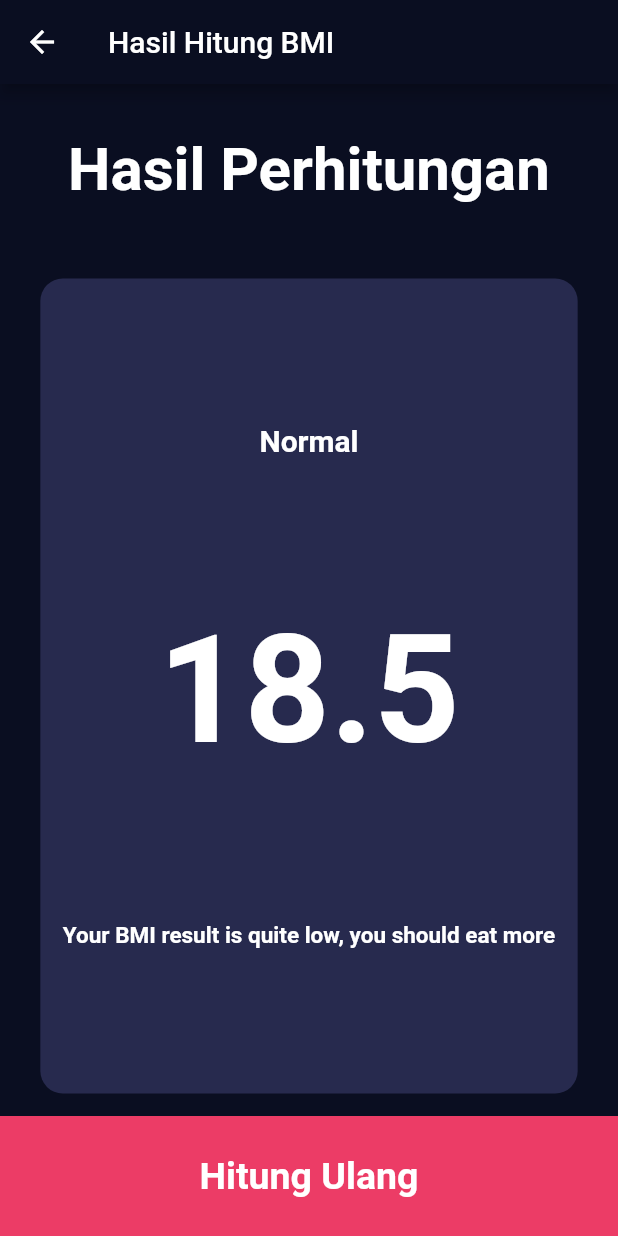
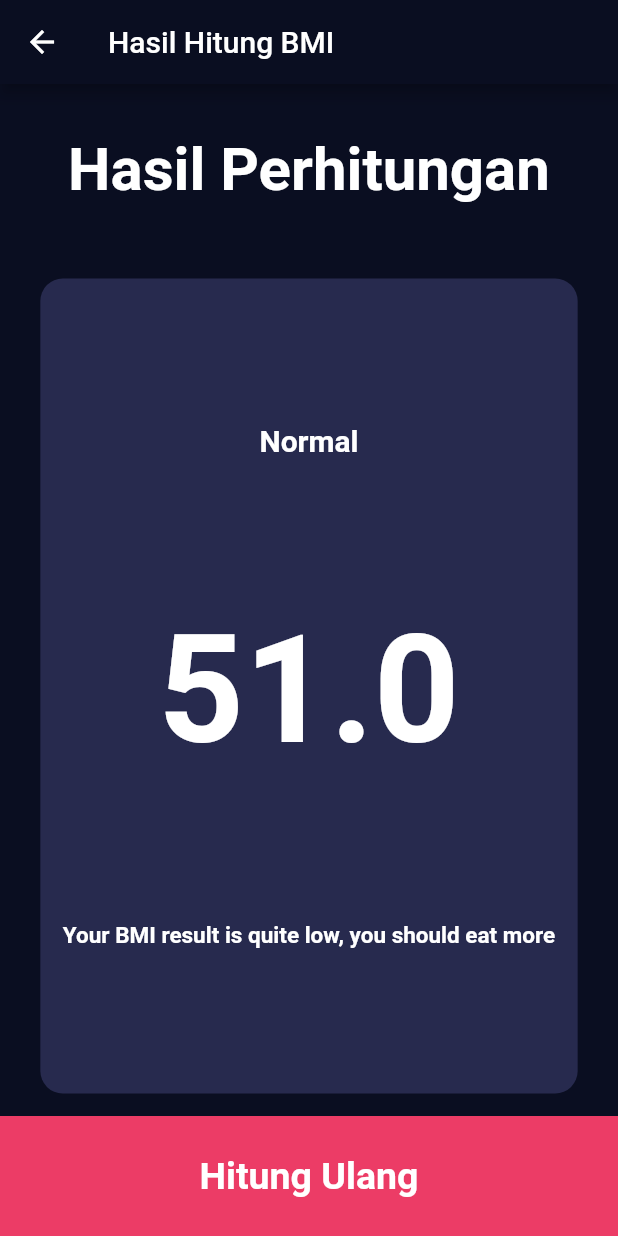
Before and after one commit to hadziqmtqn/bmi, a Flutter app: the screen it shows after launch, after a tap on "Hitung BMI", on a phone screen of 412 x 824 dp. Run offline on Flutter 3.47's test engine with Material 2 defaults, Android fonts, the phone set to English and light mode, and no system bars.

Commit message:
solusi perhitungan bmi & passing data ke hal. lain

```diff
--- a/lib/views/bmi_data_screen.dart
+++ b/lib/views/bmi_data_screen.dart
@@ -1,3 +1,5 @@
+import 'dart:math';
+
 import 'package:bmi/constants/constant.dart';
 import 'package:bmi/views/bmi_result_screen.dart';
 import 'package:flutter/material.dart';
@@ -13,6 +15,14 @@ class _BmiDataScreenState extends State<BmiDataScreen> {
   int height = 100;
   int weight = 50;
   int age = 20;
+
+  double calculateBmi() {
+    double heightInMeter = height / 100;
+    // final h = pow(height, 2);
+    final h = (heightInMeter * heightInMeter);
+    final bmi = weight / h;
+    return bmi;
+  }
 
   @override
   Widget build(BuildContext context) {
@@ -206,9 +216,12 @@ class _BmiDataScreenState extends State<BmiDataScreen> {
         )),
         GestureDetector(
           onTap: () {
+            print(calculateBmi());
             Navigator.of(context).push(MaterialPageRoute(
               builder: ((context) {
-                return BmiResultScreen();
+                return BmiResultScreen(
+                  bmi: calculateBmi(),
+                );
               }),
             ));
           },
--- a/lib/views/bmi_result_screen.dart
+++ b/lib/views/bmi_result_screen.dart
@@ -2,7 +2,8 @@ import 'package:bmi/views/bmi_data_screen.dart';
 import 'package:flutter/material.dart';
 
 class BmiResultScreen extends StatelessWidget {
-  const BmiResultScreen({Key? key}) : super(key: key);
+  const BmiResultScreen({Key? key, required this.bmi}) : super(key: key);
+  final double bmi;
 
   @override
   Widget build(BuildContext context) {
@@ -41,7 +42,7 @@ class BmiResultScreen extends StatelessWidget {
                           color: Colors.white),
                     ),
                     Text(
-                      "18.5",
+                      "${bmi.toStringAsFixed(1)}",
                       style: TextStyle(
                           fontSize: 100,
                           fontWeight: FontWeight.bold,
```
